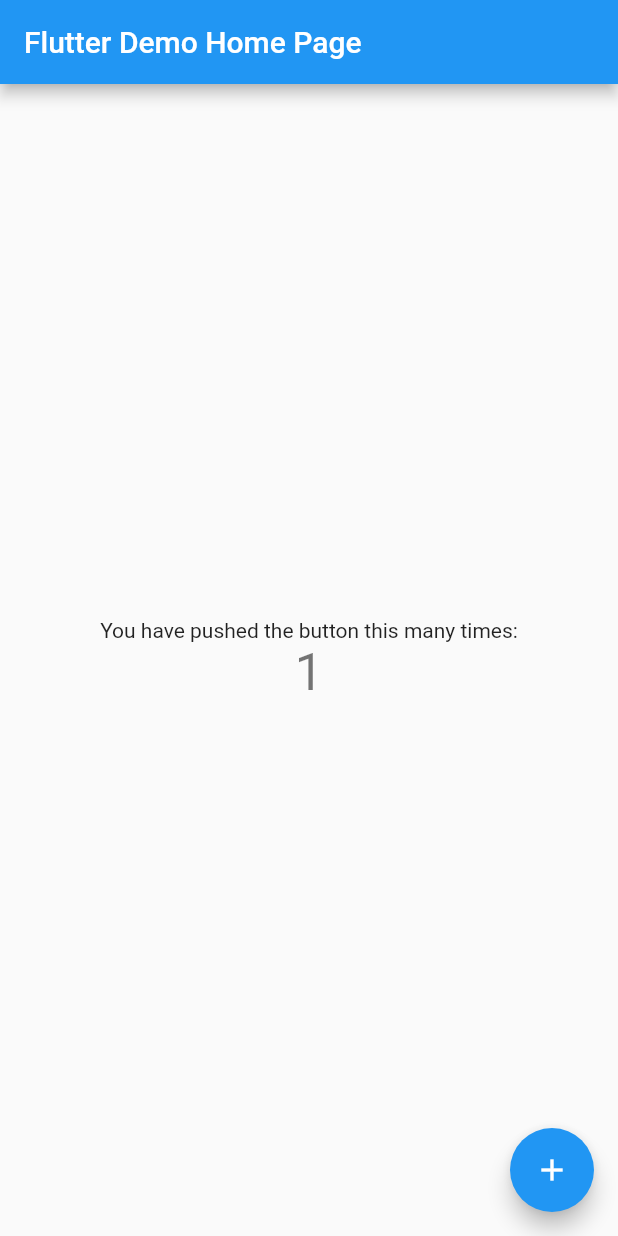
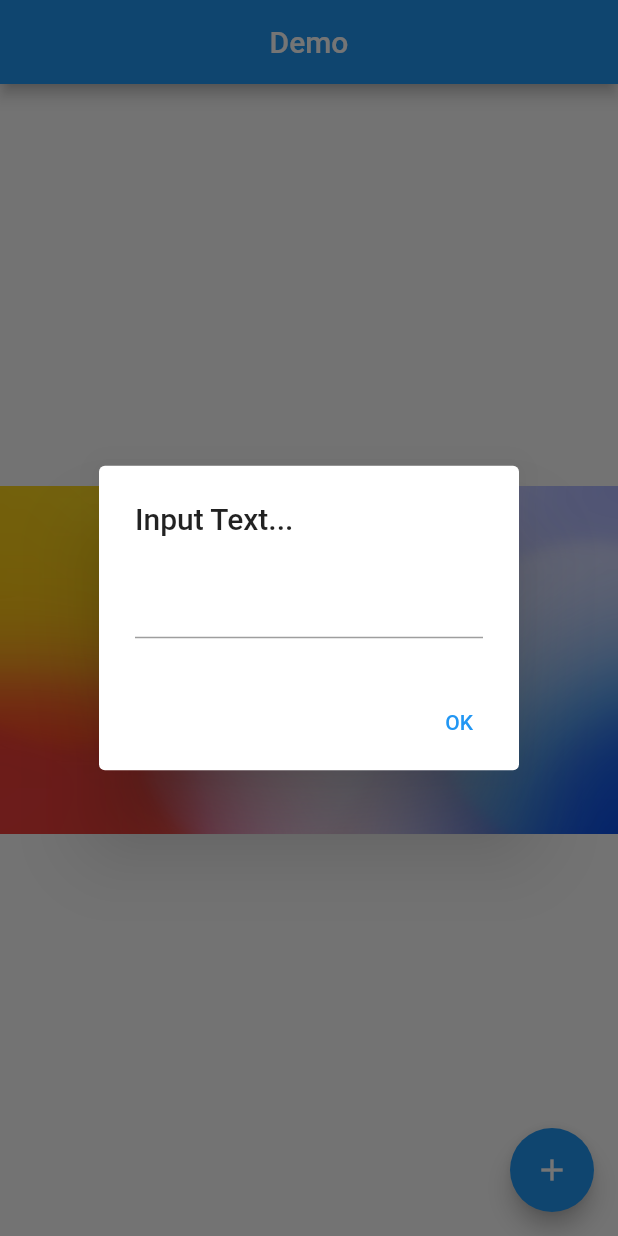
Before and after one commit to RutvikMori18/Two-Finger-to-Zoom-in-zoom-out-text, a Flutter app: the screen it shows after launch, after a tap on the "add" icon, on a phone screen of 412 x 824 dp. Run offline on Flutter 3.47's test engine with Material 2 defaults, Android fonts, the phone set to English and light mode, and no system bars.

Commit message:
- add zoom in zoom out feature and  drag the text feature.

```diff
--- /dev/null
+++ b/lib/home_page/homescreen.dart
@@ -0,0 +1,119 @@
+import 'package:flutter/material.dart';
+
+class HomeScreen extends StatefulWidget {
+  const HomeScreen({Key? key}) : super(key: key);
+
+  @override
+  State<HomeScreen> createState() => _HomeScreenState();
+}
+
+List<String> data = [];
+TextEditingController textDataController = TextEditingController();
+
+Offset initialPosition = const Offset(200, 200);
+double lastPosition = 1;
+double currentPosition = 1;
+
+class _HomeScreenState extends State<HomeScreen> {
+  @override
+  Widget build(BuildContext context) {
+    void updateScale(double zoom) {
+      setState(() {
+        currentPosition = lastPosition * zoom;
+      });
+    }
+
+    void commitScale() {
+      setState(() {
+        lastPosition = currentPosition;
+      });
+    }
+
+    void updatePosition(Offset newPosition) {
+      setState(() {
+        initialPosition = newPosition;
+      });
+    }
+
+    return Scaffold(
+      appBar: AppBar(
+        title: const Text('Demo'),
+        centerTitle: true,
+      ),
+      body: Stack(
+        children: [
+          GestureDetector(
+            onScaleUpdate: (details) => updateScale(details.scale),
+            onScaleEnd: (_) => commitScale(),
+            child: Stack(
+              children: [
+                //FOR BACK GROUND
+                Positioned.fill(child: Image.asset('assets/bg.jpg')),
+                //FOR TEXT
+                for (int i = 0; i < data.length; i++)
+                  Positioned(
+                    left: initialPosition.dx,
+                    top: initialPosition.dy,
+                    child: Draggable(
+                      feedback: Container(),
+                      onDragEnd: (details) {
+                        updatePosition(details.offset);
+                      },
+                      child: Transform.scale(
+                        scale: currentPosition,
+                        child: Container(
+                          margin: const EdgeInsets.all(15.0),
+                          padding: const EdgeInsets.all(3.0),
+                          decoration: BoxDecoration(
+                            border: Border.all(
+                              color: Colors.blueAccent,
+                            ),
+                          ),
+                          child: Text(
+                            data[i],
+                          ),
+                        ),
+                      ),
+                    ),
+                  ),
+              ],
+            ),
+          ),
+        ],
+      ),
+      floatingActionButton: FloatingActionButton(
+        onPressed: customDialogBox,
+        child: const Icon(Icons.add),
+      ),
+    );
+  }
+
+  Future customDialogBox() {
+    return showDialog(
+      context: context,
+      builder: (BuildContext context) {
+        return AlertDialog(
+          title: const Text("Input Text..."),
+          content: TextField(
+            controller: textDataController,
+            textCapitalization: TextCapitalization.sentences,
+            textInputAction: TextInputAction.done,
+          ),
+          actions: <Widget>[
+            TextButton(
+              child: const Text("OK"),
+              onPressed: () {
+                if (textDataController.text.isNotEmpty) {
+                  data.add(textDataController.text);
+                  textDataController.clear();
+                  Navigator.of(context).pop();
+                  setState(() {});
+                }
+              },
+            ),
+          ],
+        );
+      },
+    );
+  }
+}
--- a/lib/main.dart
+++ b/lib/main.dart
@@ -1,4 +1,5 @@
 import 'package:flutter/material.dart';
+import 'package:twofingerpinch/home_page/homescreen.dart';
 
 void main() {
   runApp(const MyApp());
@@ -11,105 +12,11 @@ class MyApp extends StatelessWidget {
   @override
   Widget build(BuildContext context) {
     return MaterialApp(
-      title: 'Flutter Demo',
+      title: 'Two finger pinch Example',
       theme: ThemeData(
-        // This is the theme of your application.
-        //
-        // Try running your application with "flutter run". You'll see the
-        // application has a blue toolbar. Then, without quitting the app, try
-        // changing the primarySwatch below to Colors.green and then invoke
-        // "hot reload" (press "r" in the console where you ran "flutter run",
-        // or simply save your changes to "hot reload" in a Flutter IDE).
-        // Notice that the counter didn't reset back to zero; the application
-        // is not restarted.
         primarySwatch: Colors.blue,
       ),
-      home: const MyHomePage(title: 'Flutter Demo Home Page'),
+      home: HomeScreen(),
     );
   }
 }
-
-class MyHomePage extends StatefulWidget {
-  const MyHomePage({super.key, required this.title});
-
-  // This widget is the home page of your application. It is stateful, meaning
-  // that it has a State object (defined below) that contains fields that affect
-  // how it looks.
-
-  // This class is the configuration for the state. It holds the values (in this
-  // case the title) provided by the parent (in this case the App widget) and
-  // used by the build method of the State. Fields in a Widget subclass are
-  // always marked "final".
-
-  final String title;
-
-  @override
-  State<MyHomePage> createState() => _MyHomePageState();
-}
-
-class _MyHomePageState extends State<MyHomePage> {
-  int _counter = 0;
-
-  void _incrementCounter() {
-    setState(() {
-      // This call to setState tells the Flutter framework that something has
-      // changed in this State, which causes it to rerun the build method below
-      // so that the display can reflect the updated values. If we changed
-      // _counter without calling setState(), then the build method would not be
-      // called again, and so nothing would appear to happen.
-      _counter++;
-    });
-  }
-
-  @override
-  Widget build(BuildContext context) {
-    // This method is rerun every time setState is called, for instance as done
-    // by the _incrementCounter method above.
-    //
-    // The Flutter framework has been optimized to make rerunning build methods
-    // fast, so that you can just rebuild anything that needs updating rather
-    // than having to individually change instances of widgets.
-    return Scaffold(
-      appBar: AppBar(
-        // Here we take the value from the MyHomePage object that was created by
-        // the App.build method, and use it to set our appbar title.
-        title: Text(widget.title),
-      ),
-      body: Center(
-        // Center is a layout widget. It takes a single child and positions it
-        // in the middle of the parent.
-        child: Column(
-          // Column is also a layout widget. It takes a list of children and
-          // arranges them vertically. By default, it sizes itself to fit its
-          // children horizontally, and tries to be as tall as its parent.
-          //
-          // Invoke "debug painting" (press "p" in the console, choose the
-          // "Toggle Debug Paint" action from the Flutter Inspector in Android
-          // Studio, or the "Toggle Debug Paint" command in Visual Studio Code)
-          // to see the wireframe for each widget.
-          //
-          // Column has various properties to control how it sizes itself and
-          // how it positions its children. Here we use mainAxisAlignment to
-          // center the children vertically; the main axis here is the vertical
-          // axis because Columns are vertical (the cross axis would be
-          // horizontal).
-          mainAxisAlignment: MainAxisAlignment.center,
-          children: <Widget>[
-            const Text(
-              'You have pushed the button this many times:',
-            ),
-            Text(
-              '$_counter',
-              style: Theme.of(context).textTheme.headline4,
-            ),
-          ],
-        ),
-      ),
-      floatingActionButton: FloatingActionButton(
-        onPressed: _incrementCounter,
-        tooltip: 'Increment',
-        child: const Icon(Icons.add),
-      ), // This trailing comma makes auto-formatting nicer for build methods.
-    );
-  }
-}
--- a/pubspec.yaml
+++ b/pubspec.yaml
@@ -60,8 +60,8 @@ flutter:
   uses-material-design: true
 
   # To add assets to your application, add an assets section, like this:
-  # assets:
-  #   - images/a_dot_burr.jpeg
+  assets:
+    - assets/
   #   - images/a_dot_ham.jpeg
 
   # An image asset can refer to one or more resolution-specific "variants", see
```
Also changed, not shown: lib/example.dart (added, +62 -0 lines), lib/home_page/example2.dart (added, +54 -0 lines), assets/bg.jpg (added).
